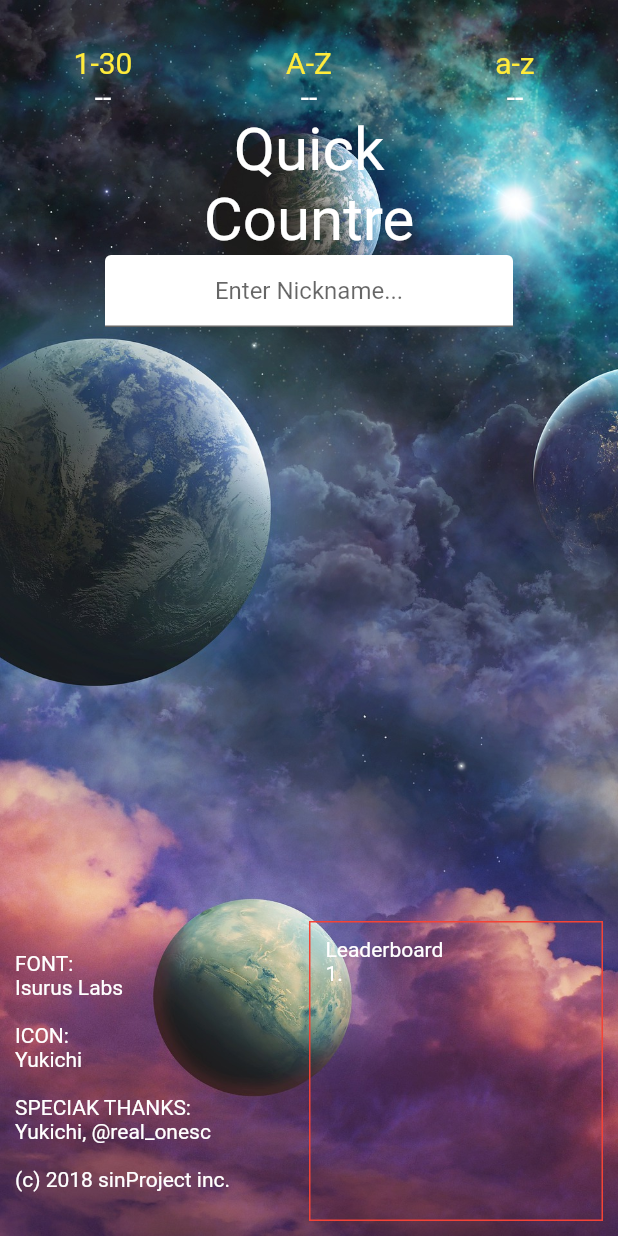
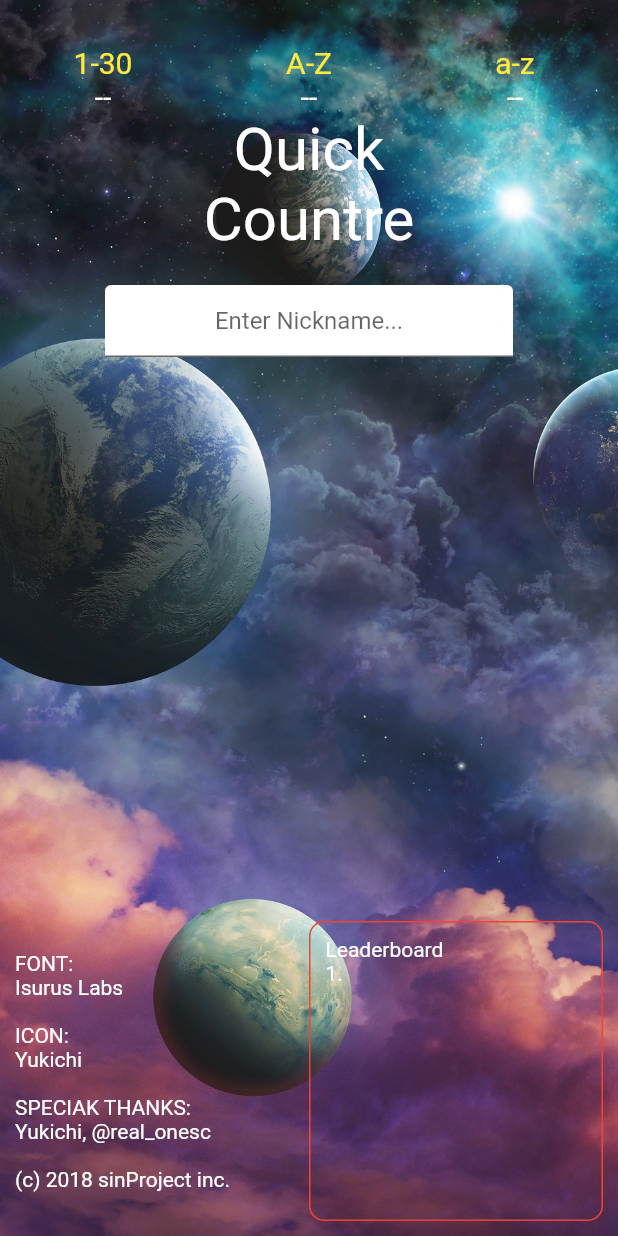
Before and after one commit to shunking-tech/quick_counter, a Flutter app: the screen it shows after launch, on a phone screen of 412 x 824 dp. Run offline on Flutter 3.47's test engine with Material 2 defaults, Android fonts, the phone set to English and light mode, and no system bars; our stand-ins replace sqflite; accounts and stored records are empty.

Commit message:
UI調整

```diff
--- a/lib/pages/home.dart
+++ b/lib/pages/home.dart
@@ -148,8 +148,7 @@ class _MyHomePageState extends State<MyHomePage> with RouteAware {
 
                           // ユーザー名
                           Container(
-                              margin: EdgeInsets.only(left: 70, right: 70),
-                              height: 100,
+                              margin: EdgeInsets.only(top: 20, left: 70, right: 70, bottom: 10),
                               child: TextFormField(
                                 controller: _ctrName,
                                 textAlign: TextAlign.center,
@@ -297,6 +296,7 @@ class _MyHomePageState extends State<MyHomePage> with RouteAware {
                           ),
                           decoration: BoxDecoration(
                             border: Border.all(color: Colors.red),
+                            borderRadius: BorderRadius.circular(10),
                           ),
                         )
                     )
@@ -474,7 +474,7 @@ class _MyHomePageState extends State<MyHomePage> with RouteAware {
 
           // PLAYボタン
           Container(
-              padding: EdgeInsets.only(bottom: 10, left: 30, right: 30),
+              padding: EdgeInsets.only(bottom: 10, left: 35, right: 35),
               child: Row(
                 children: <Widget>[
                   Expanded(
@@ -482,6 +482,7 @@ class _MyHomePageState extends State<MyHomePage> with RouteAware {
                         height: 70,
                         decoration: BoxDecoration(
                           border: Border.all(color: Colors.red),
+                          borderRadius: BorderRadius.circular(10),
                         ),
                         child: RaisedButton(
                           onPressed: (){
```
